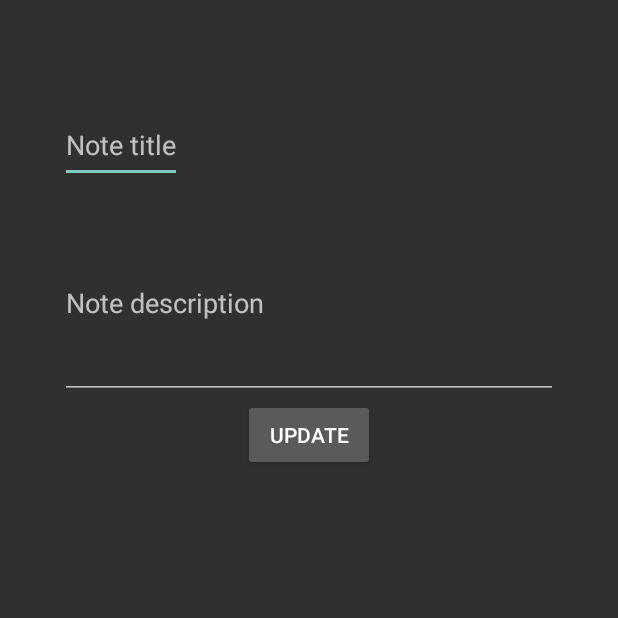
After one commit to sansho88/NoteApp, an Android app built with Jetpack Compose: the NoteDetailsActivity screen opened directly, with no data from a screen before it, on a phone screen of 412 x 824 dp, the top half of it. The commit adds this screen. Run offline under Robolectric (Android 15) with nearby library versions, the phone set to English and light mode, and no system bars.

Commit message:
Ajout de la modification d'une note

```diff
--- a/app/src/main/AndroidManifest.xml
+++ b/app/src/main/AndroidManifest.xml
@@ -12,6 +12,9 @@
         android:supportsRtl="true"
         android:theme="@style/Theme.AppCompat.NoActionBar"
         tools:targetApi="34">
+        <activity
+            android:name=".NoteDetailsActivity"
+            android:exported="false" />
         <activity
             android:name=".CreateNoteActivity"
             android:exported="false" />
--- a/app/src/main/java/fr/ft_lyon/tgriffit/noteapp/Constants.kt
+++ b/app/src/main/java/fr/ft_lyon/tgriffit/noteapp/Constants.kt
@@ -1,4 +1,5 @@
 package fr.ft_lyon.tgriffit.noteapp
 
-const val NOTE_TITLE = "noteTitle"
-const val NOTE_DESC = "noteDesc"
+const val NOTE_TITLE    = "noteTitle"
+const val NOTE_DESC     = "noteDesc"
+const val NOTE_POSITION = "notePosition"
--- a/app/src/main/java/fr/ft_lyon/tgriffit/noteapp/NoteAdapter.kt
+++ b/app/src/main/java/fr/ft_lyon/tgriffit/noteapp/NoteAdapter.kt
@@ -40,8 +40,8 @@ class NoteAdapter(var notes: List<NoteModel>, var listener: NoteListener): Recyc
 
     override fun onBindViewHolder(holder: NoteViewHolder, position: Int) {
         val note = notes[position]
-        holder.noteTitletxtV.text = note.title
-        holder.noteDesctxtV.text = note.desc
+        holder.noteTitletxtV.text = note.getTitle()
+        holder.noteDesctxtV.text = note.getDesc()
         holder.deleteNoteImgBtn.setOnClickListener{
             listener.onDeleteNoteClicked(position)
         }
--- /dev/null
+++ b/app/src/main/java/fr/ft_lyon/tgriffit/noteapp/NoteDetailsActivity.kt
@@ -0,0 +1,61 @@
+package fr.ft_lyon.tgriffit.noteapp
+
+import android.app.Activity
+import android.content.Intent
+import androidx.appcompat.app.AppCompatActivity
+import android.os.Bundle
+import android.text.Editable
+import android.widget.Button
+import android.widget.EditText
+import android.window.OnBackInvokedDispatcher
+
+class NoteDetailsActivity : AppCompatActivity() {
+    lateinit var noteTitleEditText: EditText
+    lateinit var noteDescEditText: EditText
+    lateinit var updateNoteButton: Button
+    lateinit var noteTitle: String
+    lateinit var noteDesc: String
+    var position: Int = -1
+    var isUpdated = false
+    override fun onCreate(savedInstanceState: Bundle?) {
+        super.onCreate(savedInstanceState)
+        setContentView(R.layout.activity_note_details)
+        initViews()
+        fetchData()
+
+        updateNoteButton.setOnClickListener {
+            isUpdated = true
+            noteTitle = noteTitleEditText.text.toString()
+            noteDesc  = noteDescEditText.text.toString()
+            finish()
+        }
+    }
+
+    private fun initViews() {
+        noteTitleEditText = findViewById(R.id.note_title_edit)
+        noteDescEditText = findViewById(R.id.note_desc_edit)
+        updateNoteButton = findViewById(R.id.note_update_btn)
+    }
+
+    override fun onBackPressed() {
+        if (isUpdated)
+        {
+            val intent = Intent(this, MainActivity::class.java)
+            intent.putExtra(NOTE_TITLE, noteTitle)
+            intent.putExtra(NOTE_DESC, noteDesc)
+            intent.putExtra(NOTE_POSITION, position)
+            setResult(Activity.RESULT_OK, intent)
+        }
+        super.onBackPressed()
+    }
+    private fun fetchData(){
+        if (intent.hasExtra(NOTE_TITLE)){
+            noteTitle = intent.getStringExtra(NOTE_TITLE)!!
+            noteDesc = intent.getStringExtra(NOTE_DESC)!!
+            position = intent.getIntExtra(NOTE_POSITION, -1)
+
+            noteTitleEditText.setText(noteTitle)
+            noteDescEditText.setText(noteDesc)
+        }
+    }
+}
--- a/app/src/main/java/fr/ft_lyon/tgriffit/noteapp/viewmodel/NotesListViewModel.kt
+++ b/app/src/main/java/fr/ft_lyon/tgriffit/noteapp/viewmodel/NotesListViewModel.kt
@@ -38,4 +38,10 @@ class NotesListViewModel: ViewModel() {
         internalList.value = list
     }
 
+    operator fun set(position: Int, value: NoteModel) {
+        val list = internalList.value ?: ArrayList()
+        list[position] = value
+        internalList.value = list
+    }
+
 }
--- /dev/null
+++ b/app/src/main/res/layout/activity_note_details.xml
@@ -0,0 +1,44 @@
+<?xml version="1.0" encoding="utf-8"?>
+<androidx.constraintlayout.widget.ConstraintLayout xmlns:android="http://schemas.android.com/apk/res/android"
+    xmlns:app="http://schemas.android.com/apk/res-auto"
+    xmlns:tools="http://schemas.android.com/tools"
+    android:layout_width="match_parent"
+    android:layout_height="match_parent"
+    android:padding="8dp"
+    tools:context=".NoteDetailsActivity">
+
+    <EditText
+        android:id="@+id/note_title_edit"
+        android:layout_width="wrap_content"
+        android:layout_height="50dp"
+        android:maxHeight="342dp"
+        android:layout_marginTop="64dp"
+        android:importantForAutofill="no"
+        android:hint="@string/note_title"
+        android:inputType="text"
+        app:layout_constraintStart_toStartOf="@id/note_desc_edit"
+        app:layout_constraintTop_toTopOf="parent" />
+
+    <EditText
+        android:id="@+id/note_desc_edit"
+        android:layout_width="match_parent"
+        android:layout_height="128sp"
+        android:layout_marginHorizontal="32dp"
+        android:layout_marginVertical="16dp"
+        android:hint="@string/note_description"
+        android:importantForAutofill="no"
+        android:inputType="text"
+        app:layout_constraintStart_toStartOf="@id/note_title_edit"
+        app:layout_constraintTop_toBottomOf="@id/note_title_edit" />
+
+    <Button
+        android:id="@+id/note_update_btn"
+        android:layout_width="wrap_content"
+        android:layout_height="wrap_content"
+        app:layout_constraintTop_toBottomOf="@id/note_desc_edit"
+        app:layout_constraintStart_toStartOf="parent"
+        app:layout_constraintEnd_toEndOf="parent"
+        android:text="@string/updateNote"
+        />
+
+</androidx.constraintlayout.widget.ConstraintLayout>
--- a/app/src/main/res/layout/item_note.xml
+++ b/app/src/main/res/layout/item_note.xml
@@ -3,6 +3,9 @@
     android:layout_width="match_parent"
     android:layout_height="wrap_content"
     android:padding="8dp"
+    android:clickable="true"
+    android:focusable="true"
+    android:foreground="?attr/selectableItemBackground"
     xmlns:app="http://schemas.android.com/apk/res-auto"
     xmlns:tools="http://schemas.android.com/tools">
 
--- a/app/src/main/res/values/strings.xml
+++ b/app/src/main/res/values/strings.xml
@@ -6,4 +6,6 @@
     <string name="note_title">Note title</string>
     <string name="note_description">Note description</string>
     <string name="confirm_note">Confirm note</string>
+    <string name="updateNote">Update</string>
+    <string name="note_updated">Note updated</string>
 </resources>
```
Also changed, not shown: app/src/main/java/fr/ft_lyon/tgriffit/noteapp/MainActivity.kt (+31 -3 lines), app/src/main/java/fr/ft_lyon/tgriffit/noteapp/model/NoteModel.kt (+19 -1 lines).
